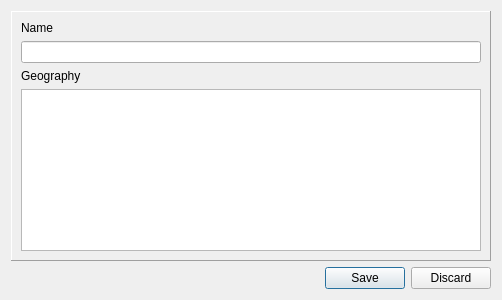
First picture: the form in dialogs/authoritydetailsdialog.ui, repository caxapyk/pa-decision, before the edit.
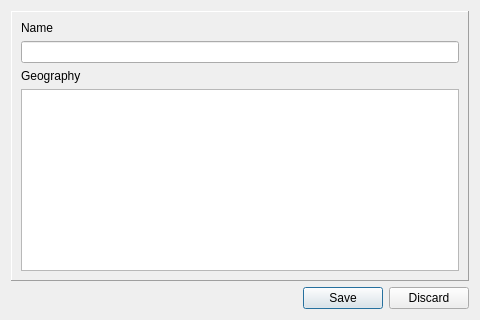
Second picture: the form after the edit. Icons and pictures are not drawn.

The edit to the form file:
```diff
--- a/dialogs/authoritydetailsdialog.ui
+++ b/dialogs/authoritydetailsdialog.ui
@@ -6,10 +6,22 @@
    <rect>
     <x>0</x>
     <y>0</y>
-    <width>502</width>
-    <height>300</height>
+    <width>480</width>
+    <height>320</height>
    </rect>
   </property>
+  <property name="minimumSize">
+   <size>
+    <width>480</width>
+    <height>320</height>
+   </size>
+  </property>
+  <property name="maximumSize">
+   <size>
+    <width>480</width>
+    <height>320</height>
+   </size>
+  </property>
   <property name="windowTitle">
    <string>Public authority info</string>
   </property>
```
